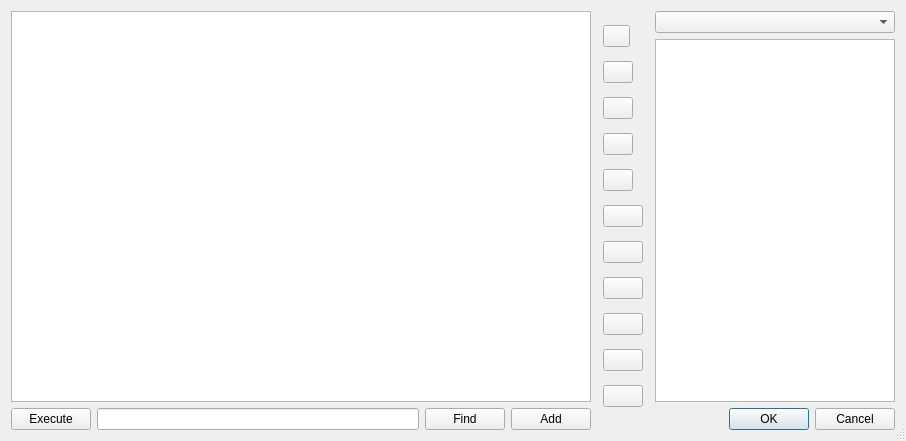
Old version of the form source/customgitactions.ui in the repository Rolloke/GUI-Apps.
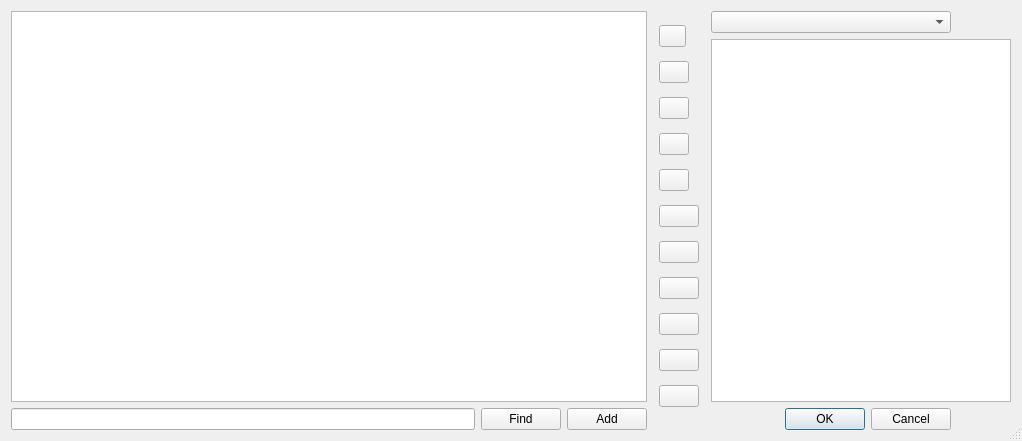
New version of the form. Icons and pictures are not drawn.

The edit to the form file:
```diff
--- a/source/customgitactions.ui
+++ b/source/customgitactions.ui
@@ -9,7 +9,7 @@
    <rect>
     <x>0</x>
     <y>0</y>
-    <width>906</width>
+    <width>1022</width>
     <height>441</height>
    </rect>
   </property>
@@ -53,16 +53,6 @@
        <property name="bottomMargin">
         <number>0</number>
        </property>
-       <item>
-        <widget class="QPushButton" name="btnExecute">
-         <property name="toolTip">
-          <string>Execute the command line for testing purpose</string>
-         </property>
-         <property name="text">
-          <string>Execute</string>
-         </property>
-        </widget>
-       </item>
        <item>
         <widget class="QLineEdit" name="edtCommand">
          <property name="toolTip">
@@ -341,13 +331,13 @@
        </property>
        <property name="minimumSize">
         <size>
-         <width>240</width>
+         <width>300</width>
          <height>0</height>
         </size>
        </property>
        <property name="maximumSize">
         <size>
-         <width>220</width>
+         <width>300</width>
          <height>16777215</height>
         </size>
        </property>
```
Left out of the diff: 7 changed lines with no effect on the pictures.
